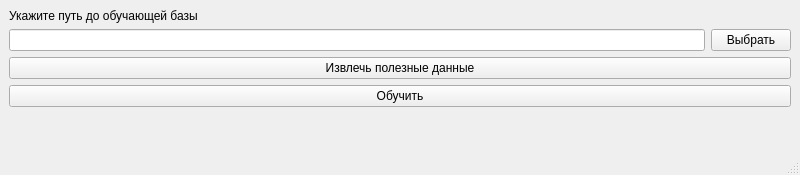
Qt form view/teacher_view.ui (AndrewKosmos/Speech-Emotions-Recognition) before a commit.
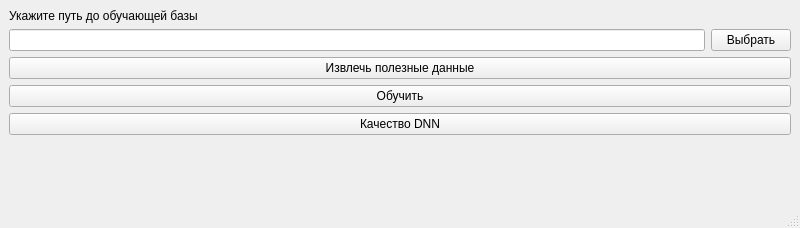
The same form after that commit.

```diff
--- a/view/teacher_view.ui
+++ b/view/teacher_view.ui
@@ -7,7 +7,7 @@
     <x>0</x>
     <y>0</y>
     <width>800</width>
-    <height>175</height>
+    <height>228</height>
    </rect>
   </property>
   <property name="windowTitle">
@@ -32,7 +32,7 @@
     <item row="1" column="0">
      <widget class="QLineEdit" name="le_path"/>
     </item>
-    <item row="4" column="0">
+    <item row="5" column="0">
      <spacer name="verticalSpacer">
       <property name="orientation">
        <enum>Qt::Vertical</enum>
@@ -59,6 +59,13 @@
       </property>
      </widget>
     </item>
+    <item row="4" column="0" colspan="2">
+     <widget class="QPushButton" name="pb_quality">
+      <property name="text">
+       <string>Качество DNN</string>
+      </property>
+     </widget>
+    </item>
    </layout>
   </widget>
   <widget class="QMenuBar" name="menubar">
```
